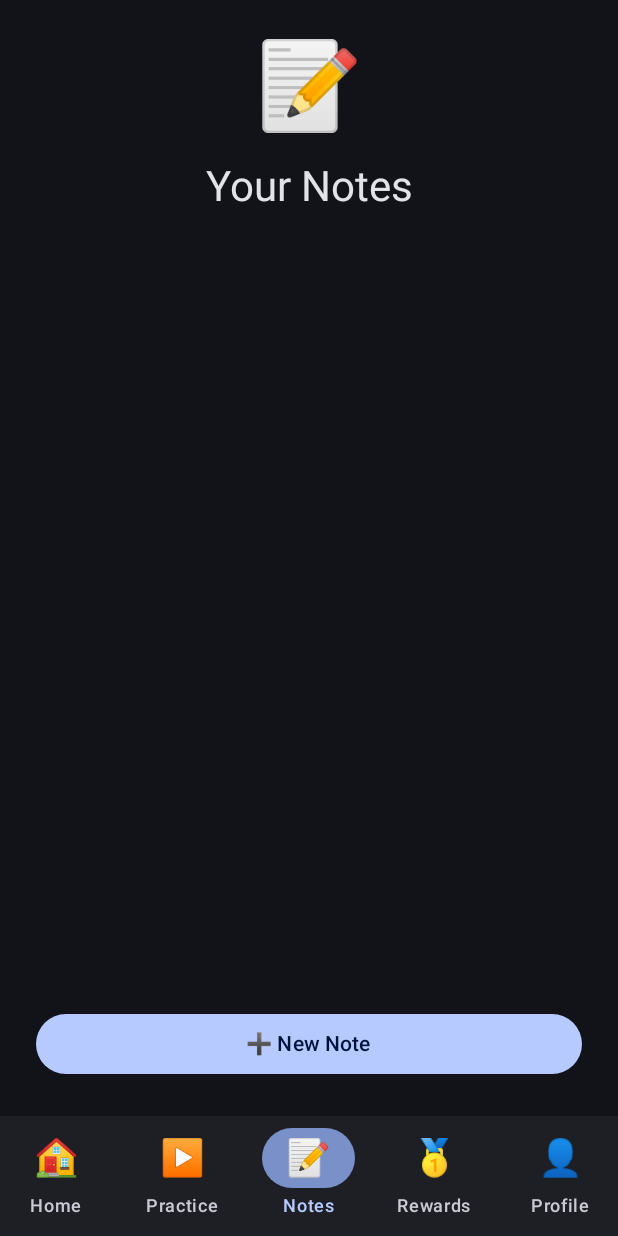
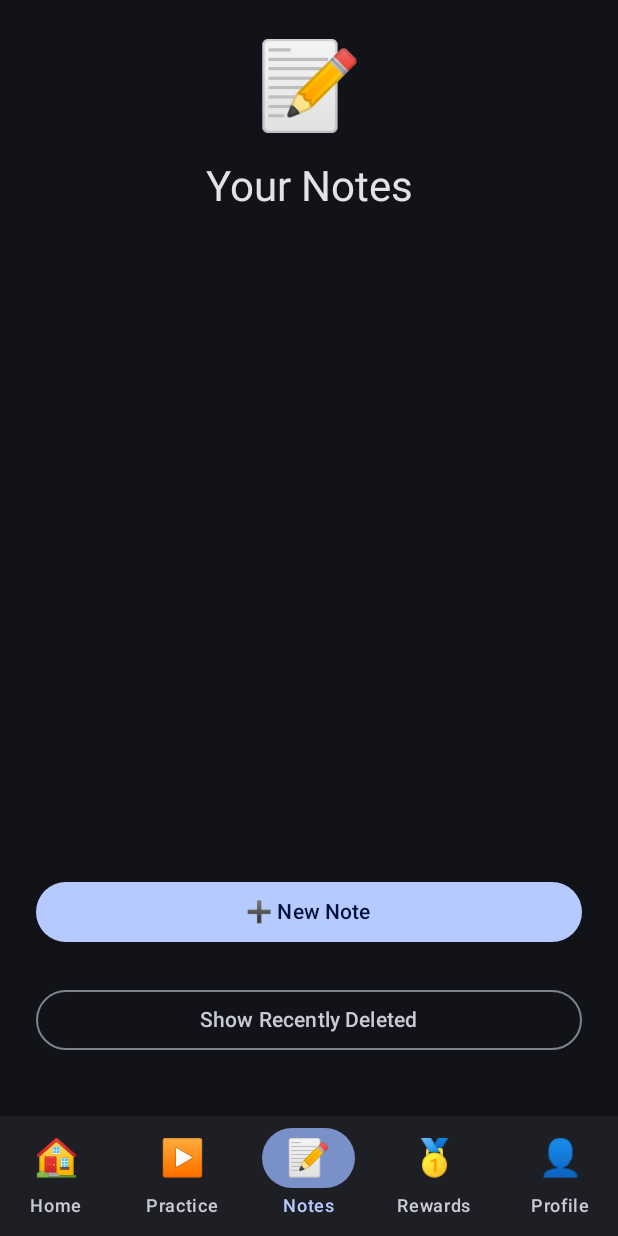
Before and after one commit to Goodmorningpeople/orally, an Android app built with Jetpack Compose: the composable HomeScreen shown on its own in the app's theme, item 3 of the bottom bar chosen, on a phone screen of 412 x 824 dp. Run offline under Robolectric (Android 15) with nearby library versions, the phone set to English and light mode, and no system bars; our stand-ins replace Firebase (no records; nobody signed in at launch, a user with empty details on screens opened directly).

Commit message:
added recently deleted notes functionality and removed dead space on home screen ui

```diff
--- a/app/src/main/java/com/example/orally/HomeScreen.kt
+++ b/app/src/main/java/com/example/orally/HomeScreen.kt
@@ -2,6 +2,7 @@ package com.example.orally
 
 import androidx.compose.animation.*
 import androidx.compose.animation.core.*
+import androidx.compose.foundation.clickable
 import androidx.compose.foundation.layout.*
 import androidx.compose.foundation.shape.RoundedCornerShape
 import androidx.compose.material3.*
@@ -10,18 +11,14 @@ import androidx.compose.ui.Alignment
 import androidx.compose.ui.Modifier
 import androidx.compose.ui.unit.dp
 import com.google.firebase.auth.FirebaseAuth
+import com.google.firebase.firestore.DocumentSnapshot
 import com.google.firebase.firestore.FirebaseFirestore
 import kotlinx.coroutines.tasks.await
-import com.google.firebase.firestore.DocumentSnapshot
 
-sealed class BottomNavItem(
-    val route: String,
-    val emoji: String,
-    val label: String
-) {
+sealed class BottomNavItem(val route: String, val emoji: String, val label: String) {
     object Home : BottomNavItem("home", "🏠", "Home")
     object Practice : BottomNavItem("practice", "▶️", "Practice")
-    object Notes: BottomNavItem("notes", "\uD83D\uDCDD", "Notes")
+    object Notes : BottomNavItem("notes", "\uD83D\uDCDD", "Notes")
     object Rewards : BottomNavItem("rewards", "\uD83E\uDD47", "Rewards")
     object Profile : BottomNavItem("profile", "👤", "Profile")
 }
@@ -47,10 +44,7 @@ fun HomeScreen() {
                 items.forEachIndexed { index, item ->
                     NavigationBarItem(
                         icon = {
-                            Text(
-                                text = item.emoji,
-                                style = MaterialTheme.typography.headlineSmall
-                            )
+                            Text(text = item.emoji, style = MaterialTheme.typography.headlineSmall)
                         },
                         label = { Text(item.label) },
                         selected = selectedTab == index,
@@ -73,20 +67,20 @@ fun HomeScreen() {
                 val direction = if (targetState > initialState) 1 else -1
                 slideInHorizontally(
                     initialOffsetX = { it * direction },
-                    animationSpec = tween(durationMillis = 400, easing = EaseInOutCubic)
-                ) + fadeIn(
-                    animationSpec = tween(durationMillis = 400)
-                ) togetherWith slideOutHorizontally(
-                    targetOffsetX = { -it * direction },
-                    animationSpec = tween(durationMillis = 400, easing = EaseInOutCubic)
-                ) + fadeOut(
-                    animationSpec = tween(durationMillis = 200)
-                )
+                    animationSpec = tween(400, easing = EaseInOutCubic)
+                ) + fadeIn(tween(400)) togetherWith
+                        slideOutHorizontally(
+                            targetOffsetX = { -it * direction },
+                            animationSpec = tween(400, easing = EaseInOutCubic)
+                        ) + fadeOut(tween(200))
             },
             label = "tab_transition"
         ) { tabIndex ->
             when (tabIndex) {
-                0 -> HomeContent(modifier = Modifier.padding(paddingValues))
+                0 -> HomeContent(
+                    modifier = Modifier.padding(paddingValues),
+                    onNavigateToTab = { selectedTab = it }
+                )
                 1 -> PracticeContent(modifier = Modifier.padding(paddingValues))
                 2 -> NotesContent(modifier = Modifier.padding(paddingValues))
                 3 -> RewardsContent(modifier = Modifier.padding(paddingValues))
@@ -97,7 +91,7 @@ fun HomeScreen() {
 }
 
 @Composable
-fun HomeContent(modifier: Modifier = Modifier) {
+fun HomeContent(modifier: Modifier = Modifier, onNavigateToTab: (Int) -> Unit) {
     val auth = FirebaseAuth.getInstance()
     val user = auth.currentUser
 
@@ -126,27 +120,18 @@ fun HomeContent(modifier: Modifier = Modifier) {
                 when {
                     lastLoginDate == null -> {
                         streak = 1
-                        userDoc.update(mapOf(
-                            "streak" to 1,
-                            "lastLoginDate" to currentDate
-                        ))
+                        userDoc.update(mapOf("streak" to 1, "lastLoginDate" to currentDate))
                     }
                     lastLoginDate == currentDate -> {
                         streak = currentStreak
                     }
                     isNextDay(lastLoginDate, currentDate) -> {
                         streak = currentStreak + 1
-                        userDoc.update(mapOf(
-                            "streak" to streak,
-                            "lastLoginDate" to currentDate
-                        ))
+                        userDoc.update(mapOf("streak" to streak, "lastLoginDate" to currentDate))
                     }
                     else -> {
                         streak = 1
-                        userDoc.update(mapOf(
-                            "streak" to 1,
-                            "lastLoginDate" to currentDate
-                        ))
+                        userDoc.update(mapOf("streak" to 1, "lastLoginDate" to currentDate))
                     }
                 }
 
@@ -166,14 +151,12 @@ fun HomeContent(modifier: Modifier = Modifier) {
                 val savedTip = doc.getString("dailyTip")
                 val savedTipDate = doc.getString("tipDate")
 
-                if (savedTipDate != currentDate) {
-                    tip = tips.random()
-                    userDoc.update(mapOf(
-                        "dailyTip" to tip,
-                        "tipDate" to currentDate
-                    ))
+                tip = if (savedTipDate != currentDate) {
+                    tips.random().also {
+                        userDoc.update(mapOf("dailyTip" to it, "tipDate" to currentDate))
+                    }
                 } else {
-                    tip = savedTip ?: tips.random()
+                    savedTip ?: tips.random()
                 }
 
             } catch (e: Exception) {
@@ -189,28 +172,13 @@ fun HomeContent(modifier: Modifier = Modifier) {
             .padding(24.dp),
         horizontalAlignment = Alignment.CenterHorizontally
     ) {
-        AnimatedVisibility(
-            visible = visible,
-            enter = slideInVertically(
-                initialOffsetY = { -it / 3 },
-                animationSpec = tween(durationMillis = 600, delayMillis = 100)
-            ) + fadeIn(animationSpec = tween(durationMillis = 600, delayMillis = 100))
-        ) {
-            Text(
-                text = "Hello, $userName 👋",
-                style = MaterialTheme.typography.headlineMedium
-            )
+        AnimatedVisibility(visible) {
+            Text("Hello, $userName 👋", style = MaterialTheme.typography.headlineMedium)
         }
 
-        Spacer(modifier = Modifier.height(24.dp))
+        Spacer(Modifier.height(24.dp))
 
-        AnimatedVisibility(
-            visible = visible,
-            enter = slideInVertically(
-                initialOffsetY = { it / 3 },
-                animationSpec = tween(durationMillis = 600, delayMillis = 200)
-            ) + fadeIn(animationSpec = tween(durationMillis = 600, delayMillis = 200))
-        ) {
+        AnimatedVisibility(visible) {
             Row(
                 horizontalArrangement = Arrangement.spacedBy(16.dp),
                 modifier = Modifier.fillMaxWidth()
@@ -228,19 +196,10 @@ fun HomeContent(modifier: Modifier = Modifier) {
                         verticalArrangement = Arrangement.Center,
                         horizontalAlignment = Alignment.CenterHorizontally
                     ) {
-                        Text(
-                            text = "Streak",
-                            style = MaterialTheme.typography.titleLarge
-                        )
-                        Spacer(modifier = Modifier.height(8.dp))
-                        Text(
-                            text = "$streak",
-                            style = MaterialTheme.typography.displayMedium
-                        )
-                        Text(
-                            text = "🔥",
-                            style = MaterialTheme.typography.headlineLarge
-                        )
+                        Text("Streak", style = MaterialTheme.typography.titleLarge)
+                        Spacer(Modifier.height(8.dp))
+                        Text("$streak", style = MaterialTheme.typography.displayMedium)
+                        Text("🔥", style = MaterialTheme.typography.headlineLarge)
                     }
                 }
 
@@ -257,44 +216,23 @@ fun HomeContent(modifier: Modifier = Modifier) {
                         verticalArrangement = Arrangement.Center,
                         horizontalAlignment = Alignment.CenterHorizontally
                     ) {
-                        Text(
-                            text = "Today",
-                            style = MaterialTheme.typography.titleLarge
-                        )
-                        Spacer(modifier = Modifier.height(8.dp))
+                        Text("Today", style = MaterialTheme.typography.titleLarge)
+                        Spacer(Modifier.height(8.dp))
                         if (streak > 0) {
-                            Text(
-                                text = "✅",
-                                style = MaterialTheme.typography.displayMedium
-                            )
-                            Text(
-                                text = "Done!",
-                                style = MaterialTheme.typography.titleMedium
-                            )
+                            Text("✅", style = MaterialTheme.typography.displayMedium)
+                            Text("Done!", style = MaterialTheme.typography.titleMedium)
                         } else {
-                            Text(
-                                text = "⏰",
-                                style = MaterialTheme.typography.displayMedium
-                            )
-                            Text(
-                                text = "Pending",
-                                style = MaterialTheme.typography.titleMedium
-                            )
+                            Text("⏰", style = MaterialTheme.typography.displayMedium)
+                            Text("Pending", style = MaterialTheme.typography.titleMedium)
                         }
                     }
                 }
             }
         }
 
-        Spacer(modifier = Modifier.height(32.dp))
+        Spacer(Modifier.height(32.dp))
 
-        AnimatedVisibility(
-            visible = visible,
-            enter = slideInVertically(
-                initialOffsetY = { it / 3 },
-                animationSpec = tween(durationMillis = 600, delayMillis = 300)
-            ) + fadeIn(animationSpec = tween(durationMillis = 600, delayMillis = 300))
-        ) {
+        AnimatedVisibility(visible) {
             Card(
                 modifier = Modifier
                     .fillMaxWidth()
@@ -307,32 +245,51 @@ fun HomeContent(modifier: Modifier = Modifier) {
                         .padding(20.dp),
                     verticalArrangement = Arrangement.SpaceBetween
                 ) {
-                    Text(
-                        text = "🦷 Oral Tip Of The Day",
-                        style = MaterialTheme.typography.titleLarge
-                    )
-                    Text(
-                        text = tip,
-                        style = MaterialTheme.typography.bodyLarge
-                    )
-                    Text(
-                        text = "💡",
-                        style = MaterialTheme.typography.headlineMedium,
-                        modifier = Modifier.align(Alignment.CenterHorizontally)
-                    )
+                    Text("🦷 Oral Tip Of The Day", style = MaterialTheme.typography.titleLarge)
+                    Text(tip, style = MaterialTheme.typography.bodyLarge)
+                    Text("💡", style = MaterialTheme.typography.headlineMedium, modifier = Modifier.align(Alignment.CenterHorizontally))
                 }
             }
         }
 
-        Spacer(modifier = Modifier.weight(1f))
+        Spacer(Modifier.height(24.dp))
 
-        AnimatedVisibility(
-            visible = visible,
-            enter = slideInVertically(
-                initialOffsetY = { it / 3 },
-                animationSpec = tween(durationMillis = 600, delayMillis = 400)
-            ) + fadeIn(animationSpec = tween(durationMillis = 600, delayMillis = 400))
-        ) {
+        AnimatedVisibility(visible) {
+            Row(
+                modifier = Modifier
+                    .fillMaxWidth()
+                    .padding(horizontal = 12.dp),
+                horizontalArrangement = Arrangement.spacedBy(16.dp)
+            ) {
+                Card(
+                    modifier = Modifier
+                        .weight(1f)
+                        .height(100.dp)
+                        .clickable { onNavigateToTab(1) },
+                    shape = RoundedCornerShape(20.dp)
+                ) {
+                    Box(contentAlignment = Alignment.Center, modifier = Modifier.fillMaxSize()) {
+                        Text("▶️ Go to Practice", style = MaterialTheme.typography.titleMedium)
+                    }
+                }
+
+                Card(
+                    modifier = Modifier
+                        .weight(1f)
+                        .height(100.dp)
+                        .clickable { onNavigateToTab(3) },
+                    shape = RoundedCornerShape(20.dp)
+                ) {
+                    Box(contentAlignment = Alignment.Center, modifier = Modifier.fillMaxSize()) {
+                        Text("🏆 View Rewards", style = MaterialTheme.typography.titleMedium)
+                    }
+                }
+            }
+        }
+
+        Spacer(Modifier.height(74.dp))
+
+        AnimatedVisibility(visible) {
             Text(
                 text = "Keep up the great work!",
                 style = MaterialTheme.typography.bodyLarge,
@@ -345,39 +302,24 @@ fun HomeContent(modifier: Modifier = Modifier) {
 
 private fun getCurrentDateString(): String {
     val calendar = java.util.Calendar.getInstance()
-    val year = calendar.get(java.util.Calendar.YEAR)
-    val month = calendar.get(java.util.Calendar.MONTH) + 1
-    val day = calendar.get(java.util.Calendar.DAY_OF_MONTH)
-    return String.format("%04d-%02d-%02d", year, month, day)
+    return String.format(
+        "%04d-%02d-%02d",
+        calendar.get(java.util.Calendar.YEAR),
+        calendar.get(java.util.Calendar.MONTH) + 1,
+        calendar.get(java.util.Calendar.DAY_OF_MONTH)
+    )
 }
 
 private fun isNextDay(lastLoginDate: String, currentDate: String): Boolean {
     return try {
-        val lastParts = lastLoginDate.split("-")
-        val currentParts = currentDate.split("-")
-
-        if (lastParts.size != 3 || currentParts.size != 3) return false
-
-        val lastYear = lastParts[0].toInt()
-        val lastMonth = lastParts[1].toInt()
-        val lastDay = lastParts[2].toInt()
-
-        val currentYear = currentParts[0].toInt()
-        val currentMonth = currentParts[1].toInt()
-        val currentDay = currentParts[2].toInt()
-
-        val lastCalendar = java.util.Calendar.getInstance().apply {
-            set(lastYear, lastMonth - 1, lastDay)
-        }
-        val currentCalendar = java.util.Calendar.getInstance().apply {
-            set(currentYear, currentMonth - 1, currentDay)
-        }
-
-        lastCalendar.add(java.util.Calendar.DAY_OF_MONTH, 1)
-
-        return lastCalendar.get(java.util.Calendar.YEAR) == currentCalendar.get(java.util.Calendar.YEAR) &&
-                lastCalendar.get(java.util.Calendar.MONTH) == currentCalendar.get(java.util.Calendar.MONTH) &&
-                lastCalendar.get(java.util.Calendar.DAY_OF_MONTH) == currentCalendar.get(java.util.Calendar.DAY_OF_MONTH)
+        val (ly, lm, ld) = lastLoginDate.split("-").map { it.toInt() }
+        val (cy, cm, cd) = currentDate.split("-").map { it.toInt() }
+        val lastCal = java.util.Calendar.getInstance().apply { set(ly, lm - 1, ld) }
+        val currCal = java.util.Calendar.getInstance().apply { set(cy, cm - 1, cd) }
+        lastCal.add(java.util.Calendar.DAY_OF_MONTH, 1)
+        lastCal.get(java.util.Calendar.YEAR) == currCal.get(java.util.Calendar.YEAR) &&
+                lastCal.get(java.util.Calendar.MONTH) == currCal.get(java.util.Calendar.MONTH) &&
+                lastCal.get(java.util.Calendar.DAY_OF_MONTH) == currCal.get(java.util.Calendar.DAY_OF_MONTH)
     } catch (e: Exception) {
         false
     }
--- a/app/src/main/java/com/example/orally/NotesScreen.kt
+++ b/app/src/main/java/com/example/orally/NotesScreen.kt
@@ -45,8 +45,10 @@ import kotlin.collections.forEach
 fun NotesContent(modifier: Modifier = Modifier) {
     var visible by remember { mutableStateOf(false) }
     var notes by remember { mutableStateOf<List<DocumentSnapshot>>(emptyList()) }
+    var deletedNotes by remember { mutableStateOf<List<DocumentSnapshot>>(emptyList()) }
     var selectedNote by remember { mutableStateOf<DocumentSnapshot?>(null) }
     var showEditor by remember { mutableStateOf(false) }
+    var showDeleted by remember { mutableStateOf(false) }
 
     val db = FirebaseFirestore.getInstance()
     val user = FirebaseAuth.getInstance().currentUser
@@ -55,9 +57,16 @@ fun NotesContent(modifier: Modifier = Modifier) {
     LaunchedEffect(Unit) {
         visible = true
         if (uid != null) {
-            db.collection("users").document(uid).collection("notes")
+            val userDoc = db.collection("users").document(uid)
+
+            userDoc.collection("notes")
                 .addSnapshotListener { value, _ ->
                     if (value != null) notes = value.documents
+                }
+
+            userDoc.collection("recently_deleted")
+                .addSnapshotListener { value, _ ->
+                    if (value != null) deletedNotes = value.documents
                 }
         }
     }
@@ -101,7 +110,10 @@ fun NotesContent(modifier: Modifier = Modifier) {
         } else {
             NotesListView(
                 notes = notes,
+                deletedNotes = deletedNotes,
                 visible = visible,
+                showDeleted = showDeleted,
+                onToggleDeleted = { showDeleted = !showDeleted },
                 onAddNote = {
                     selectedNote = null
                     showEditor = true
@@ -112,9 +124,18 @@ fun NotesContent(modifier: Modifier = Modifier) {
                 },
                 onDeleteNote = { note ->
                     uid?.let {
-                        db.collection("users").document(it)
-                            .collection("notes").document(note.id)
-                            .delete()
+                        val userDoc = db.collection("users").document(it)
+                        val noteData = note.data ?: return@let
+                        userDoc.collection("recently_deleted").document(note.id).set(noteData)
+                        userDoc.collection("notes").document(note.id).delete()
+                    }
+                },
+                onRestoreNote = { note ->
+                    uid?.let {
+                        val userDoc = db.collection("users").document(it)
+                        val noteData = note.data ?: return@let
+                        userDoc.collection("notes").document(note.id).set(noteData)
+                        userDoc.collection("recently_deleted").document(note.id).delete()
                     }
                 },
                 modifier = modifier
@@ -190,10 +211,14 @@ fun NoteEditor(
 @Composable
 fun NotesListView(
     notes: List<DocumentSnapshot>,
+    deletedNotes: List<DocumentSnapshot>,
     visible: Boolean,
+    showDeleted: Boolean,
+    onToggleDeleted: () -> Unit,
     onAddNote: () -> Unit,
     onEditNote: (DocumentSnapshot) -> Unit,
     onDeleteNote: (DocumentSnapshot) -> Unit,
+    onRestoreNote: (DocumentSnapshot) -> Unit,
     modifier: Modifier = Modifier
 ) {
     Column(
@@ -254,5 +279,46 @@ fun NotesListView(
                 Text("➕ New Note")
             }
         }
+
+        Spacer(Modifier.height(24.dp))
+
+        AnimatedVisibility(visible) {
+            OutlinedButton(
+                onClick = onToggleDeleted,
+                modifier = Modifier.fillMaxWidth()
+            ) {
+                Text(if (showDeleted) "Hide Recently Deleted" else "Show Recently Deleted")
+            }
+        }
+
+        Spacer(Modifier.height(16.dp))
+
+        AnimatedVisibility(visible && showDeleted && deletedNotes.isNotEmpty()) {
+            Column(modifier = Modifier.fillMaxWidth()) {
+                Text("Recently Deleted", style = MaterialTheme.typography.titleLarge)
+                Spacer(Modifier.height(16.dp))
+                deletedNotes.forEach { note ->
+                    Card(
+                        modifier = Modifier
+                            .fillMaxWidth()
+                            .padding(vertical = 4.dp),
+                        shape = RoundedCornerShape(16.dp)
+                    ) {
+                        Column(Modifier.padding(16.dp)) {
+                            Text(note.getString("title") ?: "Untitled", style = MaterialTheme.typography.titleMedium)
+                            Spacer(Modifier.height(4.dp))
+                            Text(note.getString("content") ?: "", style = MaterialTheme.typography.bodyMedium)
+
+                            Spacer(Modifier.height(8.dp))
+                            Row(horizontalArrangement = Arrangement.End, modifier = Modifier.fillMaxWidth()) {
+                                TextButton(onClick = { onRestoreNote(note) }) {
+                                    Text("Restore")
+                                }
+                            }
+                        }
+                    }
+                }
+            }
+        }
     }
 }
```
